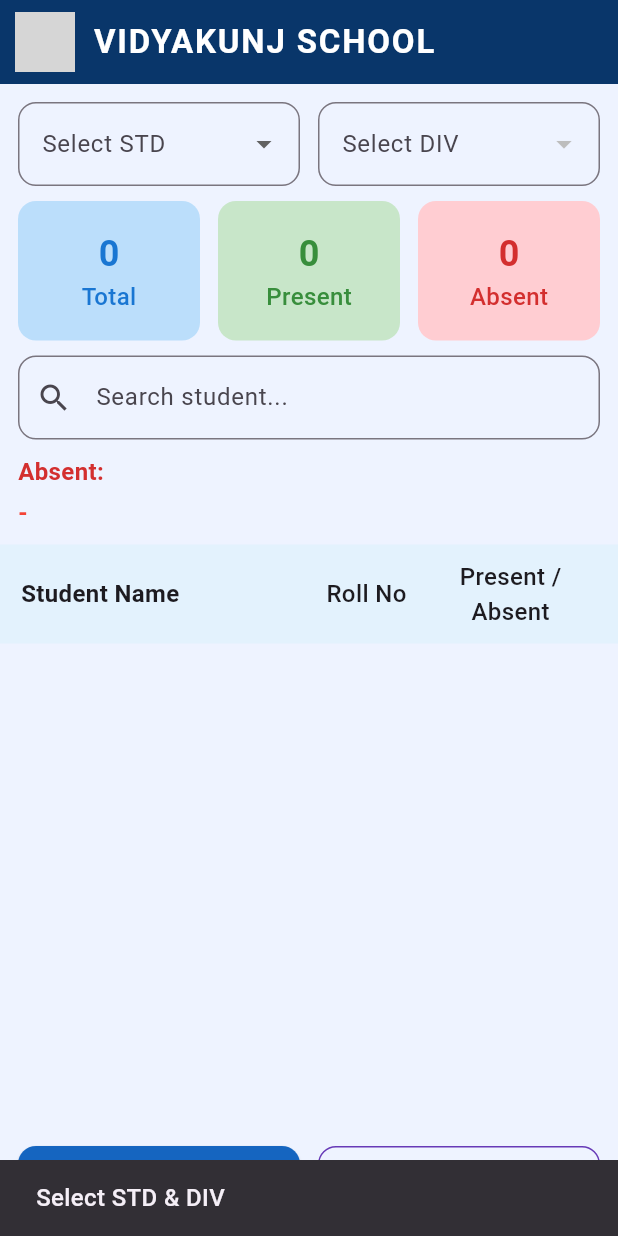
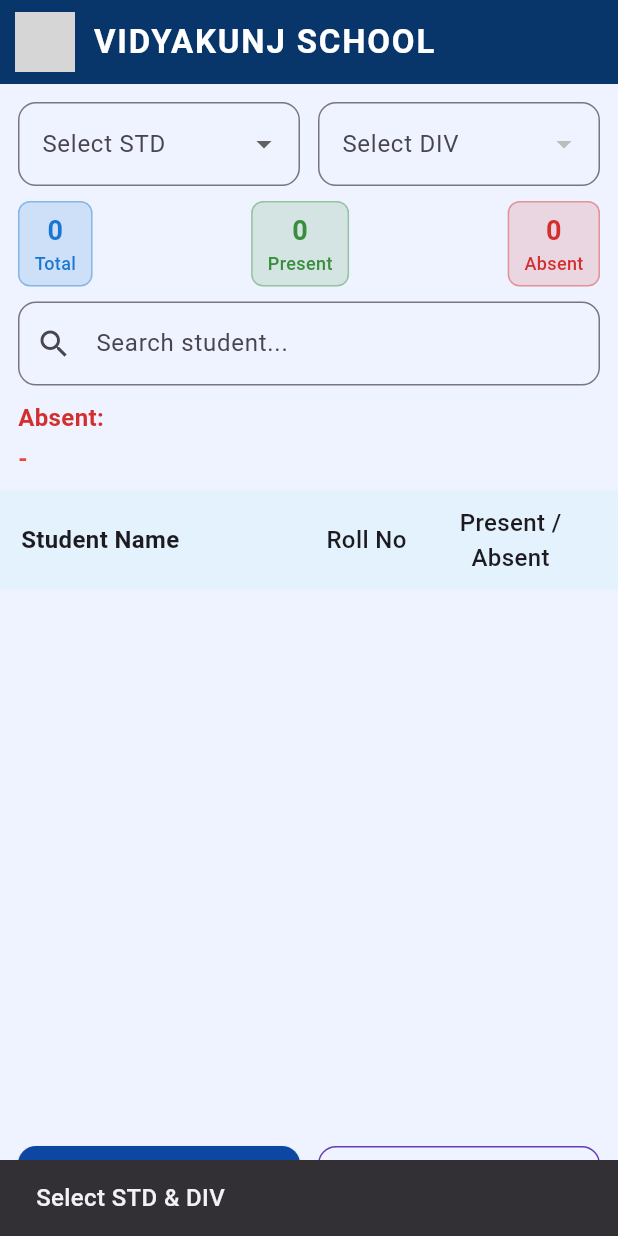
Before and after one commit to vidyakunj/vidyakunj-full-ready, a Flutter app: the screen it shows after launch, after a tap on "SAVE", on a phone screen of 412 x 824 dp. Run offline on Flutter 3.47's test engine with Material 3 defaults, Android fonts, the phone set to English and light mode, and no system bars; our stand-ins replace csv, file_picker; grey boxes are pictures that could not be loaded.

Commit message:
Update new_attendance_screen.dart

```diff
--- a/lib/screens/new_attendance_screen.dart
+++ b/lib/screens/new_attendance_screen.dart
@@ -23,28 +23,10 @@ class _NewAttendanceScreenState extends State<NewAttendanceScreen> {
   TextEditingController searchController = TextEditingController();
   String searchQuery = "";
 
-  // Absent student roll numbers
   List<int> absentRollNumbers = [];
 
   final List<String> stdOptions = List<String>.generate(12, (i) => '${i + 1}');
   final DateTime today = DateTime.now();
-
-  String get formattedDate =>
-      '${today.day.toString().padLeft(2, '0')}/${today.month.toString().padLeft(2, '0')}/${today.year}';
-
-  String get dayName {
-    const days = [
-      '',
-      'Monday',
-      'Tuesday',
-      'Wednesday',
-      'Thursday',
-      'Friday',
-      'Saturday',
-      'Sunday'
-    ];
-    return days[today.weekday];
-  }
 
   // ------------------------------ LOAD DIVISIONS ------------------------------
   Future<void> _loadDivisions() async {
@@ -64,8 +46,7 @@ class _NewAttendanceScreenState extends State<NewAttendanceScreen> {
 
       if (res.statusCode == 200) {
         final data = jsonDecode(res.body);
-        final List<dynamic> list = data['divisions'] ?? [];
-        setState(() => divisions = list.map((e) => e.toString()).toList());
+        divisions = (data['divisions'] ?? []).map<String>((e) => e.toString()).toList();
       }
     } catch (e) {
       _showSnack('Error loading divisions: $e');
@@ -90,17 +71,13 @@ class _NewAttendanceScreenState extends State<NewAttendanceScreen> {
 
       if (res.statusCode == 200) {
         final data = jsonDecode(res.body);
-        final List<dynamic> list = data['students'] ?? [];
-
-        setState(() {
-          students = list
-              .map((e) => _StudentRow(
+        students = (data['students'] ?? [])
+            .map<_StudentRow>((e) => _StudentRow(
                   name: e['name'],
                   roll: e['roll'],
                   mobile: e['mobile'],
                 ))
             .toList();
-        });
       }
     } catch (e) {
       _showSnack('Error loading students: $e');
@@ -116,16 +93,14 @@ class _NewAttendanceScreenState extends State<NewAttendanceScreen> {
       return;
     }
 
-    final absentees =
-        students.where((s) => !s.isPresent).toList();
+    final absentees = students.where((s) => !s.isPresent).toList();
 
     if (absentees.isEmpty) {
       _showSnack("No absentees");
       return;
     }
 
-    int sent = 0;
-    int failed = 0;
+    int sent = 0, failed = 0;
 
     for (final s in absentees) {
       try {
@@ -135,11 +110,8 @@ class _NewAttendanceScreenState extends State<NewAttendanceScreen> {
           body: jsonEncode({"mobile": s.mobile, "studentName": s.name}),
         );
 
-        if (res.statusCode == 200 && jsonDecode(res.body)['success'] == true) {
-          sent++;
-        } else {
-          failed++;
-        }
+        final success = (res.statusCode == 200 && jsonDecode(res.body)['success'] == true);
+        success ? sent++ : failed++;
       } catch (e) {
         failed++;
       }
@@ -159,15 +131,14 @@ class _NewAttendanceScreenState extends State<NewAttendanceScreen> {
     );
   }
 
-  void _showSnack(String msg) {
+  void _showSnack(String msg) =>
       ScaffoldMessenger.of(context).showSnackBar(SnackBar(content: Text(msg)));
-  }
 
   // ------------------------------ UI BUILD ------------------------------
   @override
   Widget build(BuildContext context) {
     return Scaffold(
-      backgroundColor: const Color(0xffeef3ff), // Light navy background
+      backgroundColor: const Color(0xffeef3ff),
       appBar: AppBar(
         backgroundColor: const Color(0xff003366), // NAVY BLUE
         elevation: 4,
@@ -175,15 +146,8 @@ class _NewAttendanceScreenState extends State<NewAttendanceScreen> {
         title: Row(
           children: [
             const SizedBox(width: 10),
-
-            // SCHOOL LOGO
-            Image.asset(
-              "assets/logo.png",
-              height: 40,
-            ),
-
+            Image.asset("assets/logo.png", height: 40),
             const SizedBox(width: 12),
-
             const Text(
               "VIDYAKUNJ SCHOOL",
               style: TextStyle(
@@ -210,9 +174,7 @@ class _NewAttendanceScreenState extends State<NewAttendanceScreen> {
                   child: DropdownButtonFormField<String>(
                     value: selectedStd,
                     decoration: _inputDeco("Select STD"),
-                    items: stdOptions
-                        .map((e) => DropdownMenuItem(value: e, child: Text(e)))
-                        .toList(),
+                    items: stdOptions.map((e) => DropdownMenuItem(value: e, child: Text(e))).toList(),
                     onChanged: (v) {
                       setState(() => selectedStd = v);
                       _loadDivisions();
@@ -226,9 +188,7 @@ class _NewAttendanceScreenState extends State<NewAttendanceScreen> {
                       : DropdownButtonFormField<String>(
                           value: selectedDiv,
                           decoration: _inputDeco("Select DIV"),
-                          items: divisions
-                              .map((e) => DropdownMenuItem(value: e, child: Text(e)))
-                              .toList(),
+                          items: divisions.map((e) => DropdownMenuItem(value: e, child: Text(e))).toList(),
                           onChanged: (v) {
                             setState(() => selectedDiv = v);
                             _loadStudents();
@@ -241,44 +201,22 @@ class _NewAttendanceScreenState extends State<NewAttendanceScreen> {
 
           const SizedBox(height: 10),
 
-          // ------------------------------ COUNTERS ------------------------------
+          // ------------------------------ COMPACT COUNTER BOXES ------------------------------
           Padding(
             padding: const EdgeInsets.symmetric(horizontal: 12),
             child: Row(
+              mainAxisAlignment: MainAxisAlignment.spaceBetween,
               children: [
-                Expanded(
-                  child: _buildCounter(
-                    "Total",
-                    students.length,
-                    Colors.blue.shade100,
-                    Colors.blue.shade700,
-                  ),
-                ),
-                const SizedBox(width: 12),
-                Expanded(
-                  child: _buildCounter(
-                    "Present",
-                    students.where((e) => e.isPresent).length,
-                    Colors.green.shade100,
-                    Colors.green.shade700,
-                  ),
-                ),
-                const SizedBox(width: 12),
-                Expanded(
-                  child: _buildCounter(
-                    "Absent",
-                    students.where((e) => !e.isPresent).length,
-                    Colors.red.shade100,
-                    Colors.red.shade700,
-                  ),
-                ),
+                _compactCounter("Total", students.length, Colors.blue.shade700),
+                _compactCounter("Present", students.where((e) => e.isPresent).length, Colors.green.shade700),
+                _compactCounter("Absent", students.where((e) => !e.isPresent).length, Colors.red.shade700),
               ],
             ),
           ),
 
           const SizedBox(height: 10),
 
-          // ------------------------------ RESPONSIVE SEARCH BAR + ABSENT LIST ------------------------------
+          // ------------------------------ RESPONSIVE SEARCH BAR ------------------------------
           Padding(
             padding: const EdgeInsets.symmetric(horizontal: 12),
             child: LayoutBuilder(
@@ -291,33 +229,17 @@ class _NewAttendanceScreenState extends State<NewAttendanceScreen> {
                     children: [
                       TextField(
                         controller: searchController,
-                        decoration: _inputDeco("Search student...")
-                            .copyWith(prefixIcon: const Icon(Icons.search)),
-                        onChanged: (v) =>
-                            setState(() => searchQuery = v.toLowerCase()),
+                        decoration: _inputDeco("Search student...").copyWith(prefixIcon: const Icon(Icons.search)),
+                        onChanged: (v) => setState(() => searchQuery = v.toLowerCase()),
                       ),
-
                       const SizedBox(height: 10),
-
-                      Text(
-                        "Absent:",
-                        style: TextStyle(
-                          color: Colors.red.shade700,
-                          fontWeight: FontWeight.bold,
-                        ),
-                      ),
+                      Text("Absent:", style: TextStyle(color: Colors.red.shade700, fontWeight: FontWeight.bold)),
                       const SizedBox(height: 4),
                       SingleChildScrollView(
                         scrollDirection: Axis.horizontal,
                         child: Text(
-                          absentRollNumbers.isEmpty
-                              ? "-"
-                              : absentRollNumbers.join(","),
-                          style: const TextStyle(
-                            color: Colors.red,
-                            fontSize: 16,
-                            fontWeight: FontWeight.bold,
-                          ),
+                          absentRollNumbers.isEmpty ? "-" : absentRollNumbers.join(","),
+                          style: const TextStyle(color: Colors.red, fontSize: 16, fontWeight: FontWeight.bold),
                         ),
                       ),
                     ],
@@ -329,38 +251,22 @@ class _NewAttendanceScreenState extends State<NewAttendanceScreen> {
                         width: 230,
                         child: TextField(
                           controller: searchController,
-                          decoration: _inputDeco("Search student...")
-                              .copyWith(prefixIcon: const Icon(Icons.search)),
-                          onChanged: (v) =>
-                              setState(() => searchQuery = v.toLowerCase()),
+                          decoration: _inputDeco("Search student...").copyWith(prefixIcon: const Icon(Icons.search)),
+                          onChanged: (v) => setState(() => searchQuery = v.toLowerCase()),
                         ),
                       ),
-
                       const SizedBox(width: 10),
-
                       Expanded(
                         child: Column(
                           crossAxisAlignment: CrossAxisAlignment.end,
                           children: [
-                            Text(
-                              "Absent:",
-                              style: TextStyle(
-                                color: Colors.red.shade700,
-                                fontWeight: FontWeight.bold,
-                              ),
-                            ),
+                            Text("Absent:", style: TextStyle(color: Colors.red.shade700, fontWeight: FontWeight.bold)),
                             const SizedBox(height: 4),
                             SingleChildScrollView(
                               scrollDirection: Axis.horizontal,
                               child: Text(
-                                absentRollNumbers.isEmpty
-                                    ? "-"
-                                    : absentRollNumbers.join(","),
-                                style: const TextStyle(
-                                  color: Colors.red,
-                                  fontSize: 16,
-                                  fontWeight: FontWeight.bold,
-                                ),
+                                absentRollNumbers.isEmpty ? "-" : absentRollNumbers.join(","),
+                                style: const TextStyle(color: Colors.red, fontSize: 16, fontWeight: FontWeight.bold),
                               ),
                             ),
                           ],
@@ -410,8 +316,7 @@ class _NewAttendanceScreenState extends State<NewAttendanceScreen> {
               children: [
                 Expanded(
                   child: ElevatedButton(
-                    style:
-                        ElevatedButton.styleFrom(backgroundColor: Colors.blue.shade800),
+                    style: ElevatedButton.styleFrom(backgroundColor: Colors.blue.shade900),
                     onPressed: _saveAttendance,
                     child: const Text("SAVE"),
                   ),
@@ -431,35 +336,30 @@ class _NewAttendanceScreenState extends State<NewAttendanceScreen> {
     );
   }
 
-  // ------------------------------ HELPERS ------------------------------
-
-  InputDecoration _inputDeco(String label) => InputDecoration(
-        labelText: label,
-        border:
-            OutlineInputBorder(borderRadius: BorderRadius.circular(12)),
-      );
-
-  Widget _buildCounter(
-      String title, int value, Color bg, Color textColor) {
+  // ------------------------------ COMPACT COUNTER BOX WIDGET ------------------------------
+  Widget _compactCounter(String title, int value, Color color) {
     return Container(
-      padding: const EdgeInsets.symmetric(vertical: 18),
-      decoration:
-          BoxDecoration(color: bg, borderRadius: BorderRadius.circular(12)),
+      padding: const EdgeInsets.symmetric(vertical: 6, horizontal: 10),
+      decoration: BoxDecoration(
+        color: color.withOpacity(0.15),
+        borderRadius: BorderRadius.circular(8),
+        border: Border.all(color: color.withOpacity(0.4)),
+      ),
       child: Column(
         children: [
           Text(
             "$value",
-            style: TextStyle(
-              fontSize: 24,
-              fontWeight: FontWeight.bold,
-              color: textColor,
+            style: TextStyle(fontSize: 18, fontWeight: FontWeight.bold, color: color),
           ),
-          ),
-          Text(title, style: TextStyle(color: textColor)),
+          Text(title, style: TextStyle(fontSize: 12, color: color)),
         ],
       ),
     );
   }
+
+  // ------------------------------ HELPERS ------------------------------
+  InputDecoration _inputDeco(String label) =>
+      InputDecoration(labelText: label, border: OutlineInputBorder(borderRadius: BorderRadius.circular(12)));
 
   Widget _studentTile(_StudentRow s) {
     return Container(
@@ -468,18 +368,12 @@ class _NewAttendanceScreenState extends State<NewAttendanceScreen> {
       decoration: BoxDecoration(
         color: s.isPresent ? Colors.green.shade50 : Colors.red.shade50,
         borderRadius: BorderRadius.circular(12),
-        border: Border.all(
-          color:
-              s.isPresent ? Colors.green.shade200 : Colors.red.shade200,
-        ),
+        border: Border.all(color: s.isPresent ? Colors.green.shade200 : Colors.red.shade200),
       ),
       child: Row(
         children: [
           Expanded(flex: 5, child: Text(s.name)),
-          Expanded(
-              flex: 2,
-              child:
-                  Text("${s.roll}", textAlign: TextAlign.center)),
+          Expanded(flex: 2, child: Text("${s.roll}", textAlign: TextAlign.center)),
           Expanded(
             flex: 3,
             child: Checkbox(
@@ -490,8 +384,7 @@ class _NewAttendanceScreenState extends State<NewAttendanceScreen> {
 
                   if (!s.isPresent) {
                     if (!absentRollNumbers.contains(s.roll)) {
-                      absentRollNumbers.add(s.roll);
-                      absentRollNumbers.sort();
+                      absentRollNumbers.add(s.roll)..sort();
                     }
                   } else {
                     absentRollNumbers.remove(s.roll);
@@ -506,8 +399,7 @@ class _NewAttendanceScreenState extends State<NewAttendanceScreen> {
   }
 }
 
-// MODEL -----------------------------------------------------------------
-
+// ------------------------------ MODEL ------------------------------
 class _StudentRow {
   final String name;
   final int roll;
```
Lines whose indentation alone changed are shown as unchanged.
